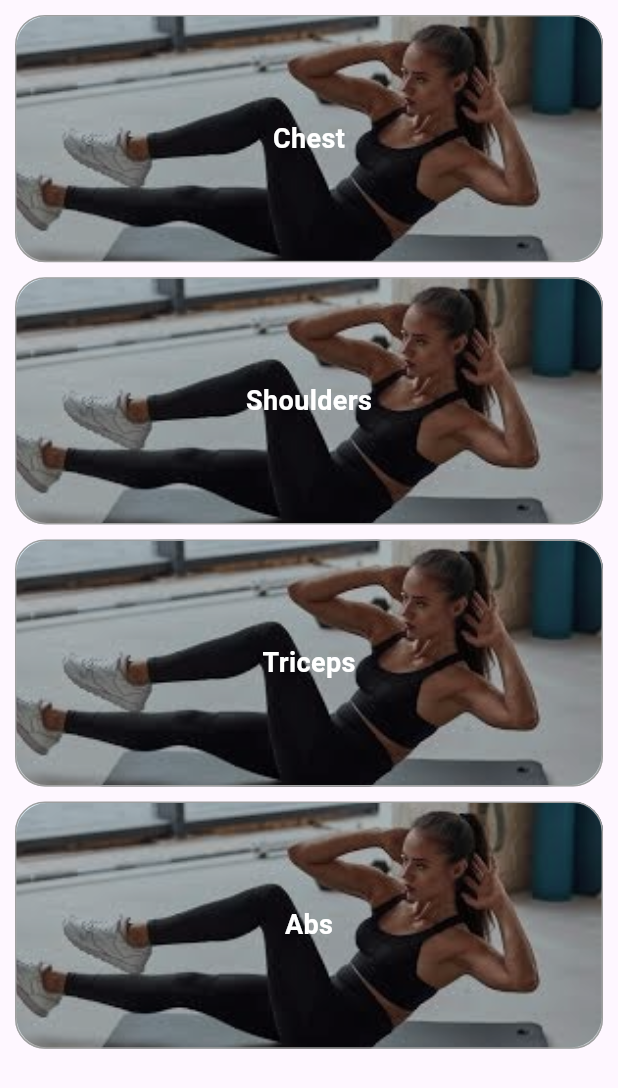
After one commit to Aadi1245/under_production, a Flutter app: the WorkoutForMonday screen opened directly, after a tap on "Womens Workout", on a phone screen of 412 x 824 dp. The commit adds this screen. Shown: the top 1088 px of the screen. Run offline on Flutter 3.47's test engine with Material 3 defaults, Android fonts, the phone set to English and light mode, and no system bars; our stand-ins replace cached_network_image, carousel_slider, curved_navigation_bar, dio, firebase_auth, firebase_core and 14 more; accounts and stored records are empty.

Commit message:
womens workout

```diff
--- a/lib/Workout_Plan/ExerciseView.dart
+++ b/lib/Workout_Plan/ExerciseView.dart
@@ -72,7 +72,7 @@ class _ExerciseviewState extends State<Exerciseview> {
                   children: [
                     // Leading Image Container
                     Container(
-                      width: 170, // Adjust width
+                      width: 230, // Adjust width
                       height: 200, // Adjust height
                       decoration: BoxDecoration(
                         border:
--- /dev/null
+++ b/lib/Workout_Plan/womens_workout.dart
@@ -0,0 +1,60 @@
+import 'package:flutter/material.dart';
+import 'package:myfitnessapp/app_assets.dart';
+
+class Womensworkout extends StatefulWidget {
+  List<String>? exerciseName;
+  Womensworkout({super.key, this.exerciseName});
+
+  @override
+  State<Womensworkout> createState() => _WomensworkoutState();
+}
+
+class _WomensworkoutState extends State<Womensworkout> {
+  @override
+  Widget build(BuildContext context) {
+    return Scaffold(
+      body: Padding(
+        padding: const EdgeInsets.all(10.0),
+        child: SingleChildScrollView(
+          child: Column(
+            children: [
+              ...List.generate(widget.exerciseName!.length, (index) {
+                return Container(
+                  margin: EdgeInsets.only(bottom: 10),
+                  width: MediaQuery.of(context).size.width,
+                  height: MediaQuery.of(context).size.height * 0.2,
+                  decoration: BoxDecoration(
+                    borderRadius: BorderRadius.circular(20),
+                    border: Border.all(width: 1, color: Colors.grey),
+                    image: DecorationImage(
+                      image: AssetImage(AppAssets.womensWorkout),
+                      fit: BoxFit
+                          .cover, // makes sure the image fills the container
+                    ),
+                  ),
+                  child: Container(
+                    decoration: BoxDecoration(
+                      color: Colors.black
+                          .withOpacity(0.3), // adds semi-transparent overlay
+                      borderRadius: BorderRadius.circular(20),
+                    ),
+                    child: Center(
+                      child: Text(
+                        widget.exerciseName![index],
+                        style: TextStyle(
+                          color: Colors.white,
+                          fontWeight: FontWeight.bold,
+                          fontSize: 18,
+                        ),
+                      ),
+                    ),
+                  ),
+                );
+              })
+            ],
+          ),
+        ),
+      ),
+    );
+  }
+}
--- a/lib/Workout_Plan/workout_for_monday.dart
+++ b/lib/Workout_Plan/workout_for_monday.dart
@@ -2,6 +2,7 @@ import 'package:flutter/material.dart';
 import 'package:myfitnessapp/Models/user_data.dart';
 import 'package:myfitnessapp/Utils/session.dart';
 import 'package:myfitnessapp/Workout_Plan/ExerciseView.dart';
+import 'package:myfitnessapp/Workout_Plan/womens_workout.dart';
 import 'package:myfitnessapp/app_assets.dart';
 import 'package:share_plus/share_plus.dart';
 import 'package:shared_preferences/shared_preferences.dart';
@@ -44,13 +45,13 @@ class _WorkoutForMondayState extends State<WorkoutForMonday> {
 
   List<List<String>> subImg = [
     [
-      AppAssets.inclineBenchPress,
+      AppAssets.barbellBenchPress,
       AppAssets.dumbbellBenchPress,
       AppAssets.dumbbellFly
     ],
     [AppAssets.dumbbellLateralRaise],
-    [AppAssets.straightBar, AppAssets.barSkullcrusher],
-    [AppAssets.plank, AppAssets.abCrunch]
+    [AppAssets.tricepDip, AppAssets.ropeTricepExtension],
+    [AppAssets.hangingLegRaise, AppAssets.cableCrunch]
   ];
 
   List<List<String>> subExercise = [
@@ -116,6 +117,20 @@ class _WorkoutForMondayState extends State<WorkoutForMonday> {
                             height: 180,
                             width: 450,
                             text: "Extreme Workout",
+                            image: AppAssets.appLogo),
+                      ),
+
+                      InkWell(
+                        onTap: () {
+                          Navigator.of(context).push(MaterialPageRoute(
+                              builder: (context) => Womensworkout(
+                                    exerciseName: exerciseName2,
+                                  )));
+                        },
+                        child: textOnImageWidget(
+                            height: 180,
+                            width: 450,
+                            text: "Womens Workout",
                             image: AppAssets.appLogo),
                       ),
                       // textOnImageWidget(
--- a/lib/app_assets.dart
+++ b/lib/app_assets.dart
@@ -47,6 +47,7 @@ class AppAssets {
   static const String dumbbellFly = "assets/images/dumbbellFly.jpg";
   static const String standingCable = "assets/images/standingCableFly.jpg";
   static const String machineFly = "assets/images/machineFly.jpg";
+  static const String barbellBenchPress = "assets/images/barbellBenchPress.jpg";
 
   //------------------tricep----------------
 
@@ -60,6 +61,7 @@ class AppAssets {
   static const String underhandTricepExtension =
       "assets/images/underhandTricepExtension.jpg";
   static const String benchDip = "assets/images/benchDip.jpg";
+  static const String tricepDip = "assets/images/tricepDip.jpg";
 
   //------------------Back----------------
 
@@ -71,6 +73,8 @@ class AppAssets {
       "assets/images/reverseGripBentoverrow.jpg";
   static const String oneArmSeatedCableRow =
       "assets/images/oneArmSeatedCableRow.jpg";
+  static const String pullUps = "assets/images/pullUps.jpg";
+  static const String romanDeadlift = "assets/images/romanDeadlift.jpg";
 
   //------------------Byshape----------------
 
@@ -95,30 +99,59 @@ class AppAssets {
       "assets/images/bentOverRearDeltRaise.jpg";
   static const String cableFacePull = "assets/images/cableFacePull.jpg";
   static const String cableLateralRaise = "assets/images/cableLateralRaise.jpg";
+  static const String dumbbellShrugs = "assets/images/dumbbellShrugs.jpg";
 
   //------------------Abs & Legs----------------
+  static const String cableCrunch = "assets/images/cableCrunch.jpg";
+  static const String hangingLegRaise = "assets/images/hangingLegRaise.jpg";
   static const String weightedCrunch = "assets/images/weightedCrunch.jpg";
   static const String plank = "assets/images/plank.jpg";
   static const String abCrunch = "assets/images/abCrunch.jpg";
   static const String abBicycle = "assets/images/abBicycle.jpg";
+  static const String rassionTwist = "assets/images/rassionTwist.jpg";
+  static const String declineSitups = "assets/images/declineSitups.jpg";
+  static const String sidePlank = "assets/images/sidePlank.jpg";
   static const String hamstringHelperWorkout =
       "assets/images/hamstringHelperWorkout.jpg";
   static const String legExtension = "assets/images/legExtension.jpg";
   static const String weightedSquats = "assets/images/weightedSquats.jpg";
   static const String legPress = "assets/images/legPress.jpg";
+  static const String bulgarianSplitSquats =
+      "assets/images/bulgarianSplitSquats.jpg";
+  static const String lyingLeg = "assets/images/lyingLeg.jpg";
+  static const String seatedCalf = "assets/images/seatedCalf.jpg";
+  static const String nordicCurls = "assets/images/nordicCurls.jpg";
+  static const String stiffLegDeadlift = "assets/images/stiffLegDeadlift.jpg";
+  static const String frontSquats = "assets/images/frontSquats.jpg";
+  static const String stepUps = "assets/images/stepUps.jpg";
+  static const String standingCalfRaises =
+      "assets/images/standingCalfRaises.jpg";
+  static const String donkeyCalfRaises = "assets/images/donkeyCalfRaises.jpg";
+  static const String cableWoodchoppers = "assets/images/cableWoodchoppers.jpg";
+  static const String forwardLunge = "assets/images/forwardLunge.jpg";
+  static const String bodyWeightSquat = "assets/images/bodyWeightSquat.jpg";
+  static const String mountainClimber = "assets/images/mountainClimber.jpg";
+  static const String running = "assets/images/running.jpg";
+  static const String burpees = "assets/images/burpees.jpg";
+  static const String highKick = "assets/images/highKick.jpg";
+  static const String handChestPress = "assets/images/handChestPress.jpg";
+  static const String sitUps = "assets/images/sitUps.jpg";
+  static const String bicycle = "assets/images/bicycle.jpg";
+
+  static const String womensWorkout = "assets/images/womensWorkout.jpg";
 
   //Diet Plans
 
   static const String weightGainVeg = """
 🥑 Vegetarian Diet Plan – Weight Gain
-(Approx. 2200–2500 kcal/day)
+     (Approx. 2200 – 2500 kcal/day)
 
-🔆 Morning (7:00–8:00 AM)
+🔆 Morning (7:00 – 8:00 AM)
 Warm water with soaked raisins or dates (good for digestion + natural sugar)
 
-5–6 soaked almonds + 2 walnuts
+5 – 6 soaked almonds + 2 walnuts
 
-🍽 Breakfast (8:30–9:30 AM)
+🍽 Breakfast (8:30 – 9:30 AM)
 Choose one:
 
 2 parathas with ghee + curd or paneer bhurji
```
Also changed, not shown: lib/Dashboard/HomeScreen.dart (+7 -10 lines), lib/Dashboard/dietPlan.dart (+12 -0 lines), lib/Workout_Plan/Workout_for_saturday.dart (+13 -11 lines), lib/Workout_Plan/workout_for_friday.dart (+22 -15 lines), lib/Workout_Plan/workout_for_tuesday.dart (+4 -8 lines), lib/Workout_Plan/workout_for_wednesday.dart (+8 -4 lines), assets/images/womensWorkout.jpg (added).
